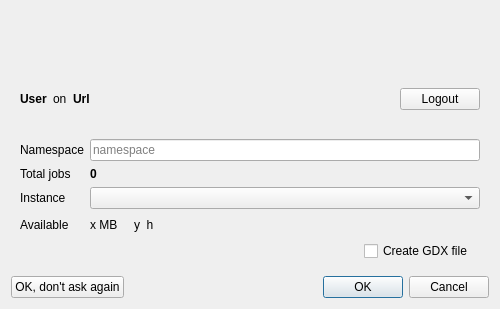
This is src/engine/enginestartdialog.ui in GAMS-dev/studio as Qt 5 draws it before an edit. The edited form follows.
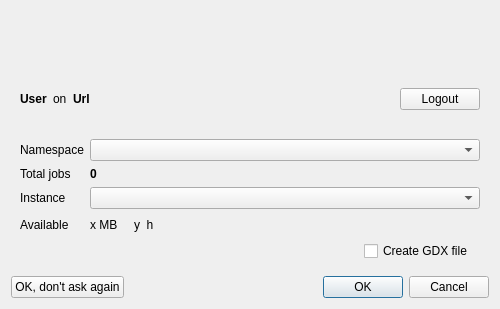
This is the edited form. Icons and pictures are not drawn.

Commit message: fixed implementation, added namespace api, added request of available namespaces, replaces lineedit for namespace by combobox listing all available namespaces

Patch:
```diff
--- a/src/engine/enginestartdialog.ui
+++ b/src/engine/enginestartdialog.ui
@@ -340,13 +340,6 @@
             </property>
            </widget>
           </item>
-          <item row="0" column="1">
-           <widget class="QLineEdit" name="edNamespace">
-            <property name="placeholderText">
-             <string>namespace</string>
-            </property>
-           </widget>
-          </item>
           <item row="2" column="0">
            <widget class="QLabel" name="laInstance">
             <property name="text">
@@ -416,6 +409,9 @@
             </property>
            </widget>
           </item>
+          <item row="0" column="1">
+           <widget class="QComboBox" name="cbNamespace"/>
+          </item>
          </layout>
         </widget>
        </item>
```
Left out of the diff: 1 changed line with no effect on the pictures. The commit also changes 27 other files.
